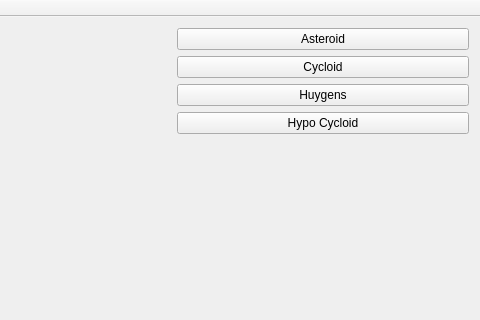
ZeroCoolX/Qt_Curves, file Qt_Curves/mainwindow.ui: the form before one commit; both pictures show x 132 to 612 and y 0 to 320 of the 612 by 433 pixel window.
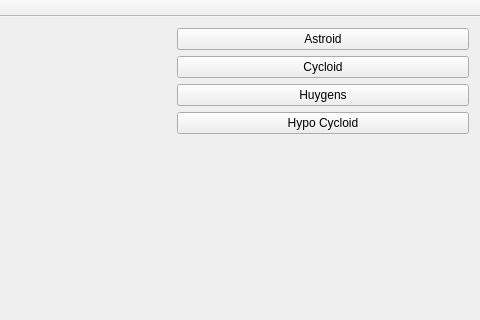
The form after the commit. Custom widgets are drawn as their Qt base class.

Commit message: Added the Astroid computation

The edit to the form file:
```diff
--- a/Qt_Curves/mainwindow.ui
+++ b/Qt_Curves/mainwindow.ui
@@ -25,7 +25,7 @@
         <item>
          <widget class="QPushButton" name="btnAsteroid">
           <property name="text">
-           <string>Asteroid</string>
+           <string>Astroid</string>
           </property>
          </widget>
         </item>
```
Left out of the diff: 2 changed lines with no effect on the pictures. The commit also changes 4 other files.
